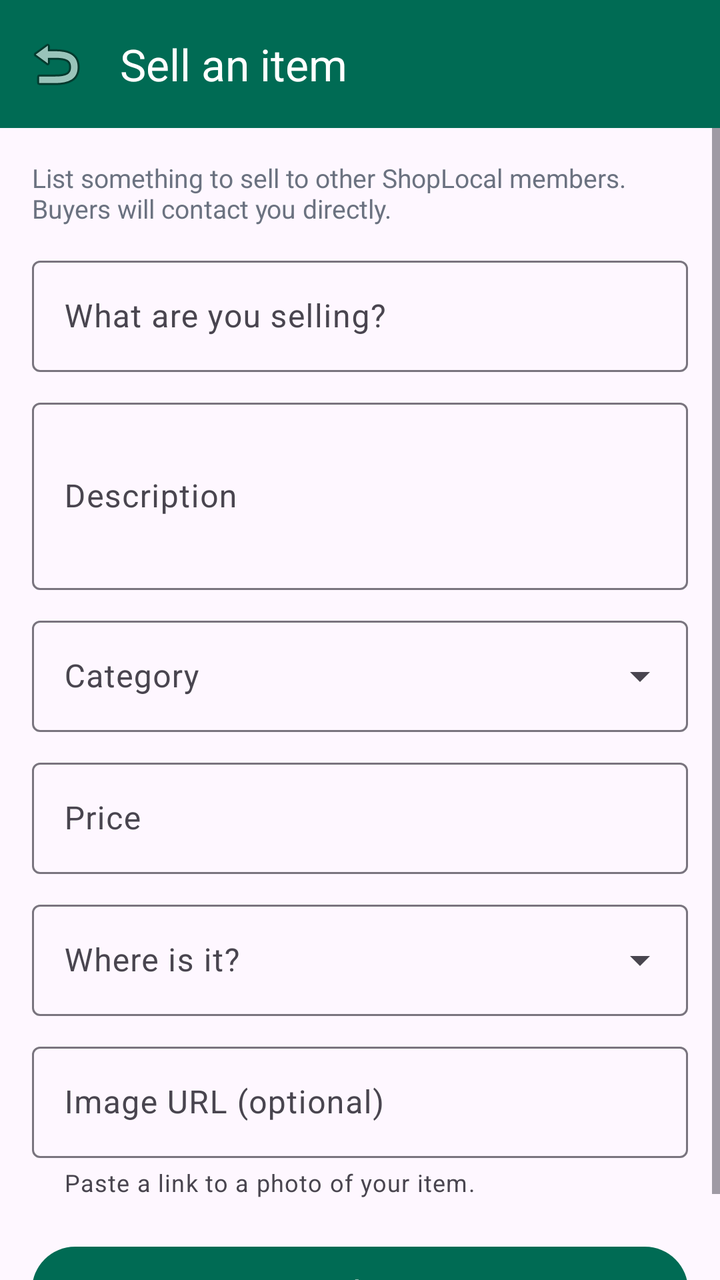
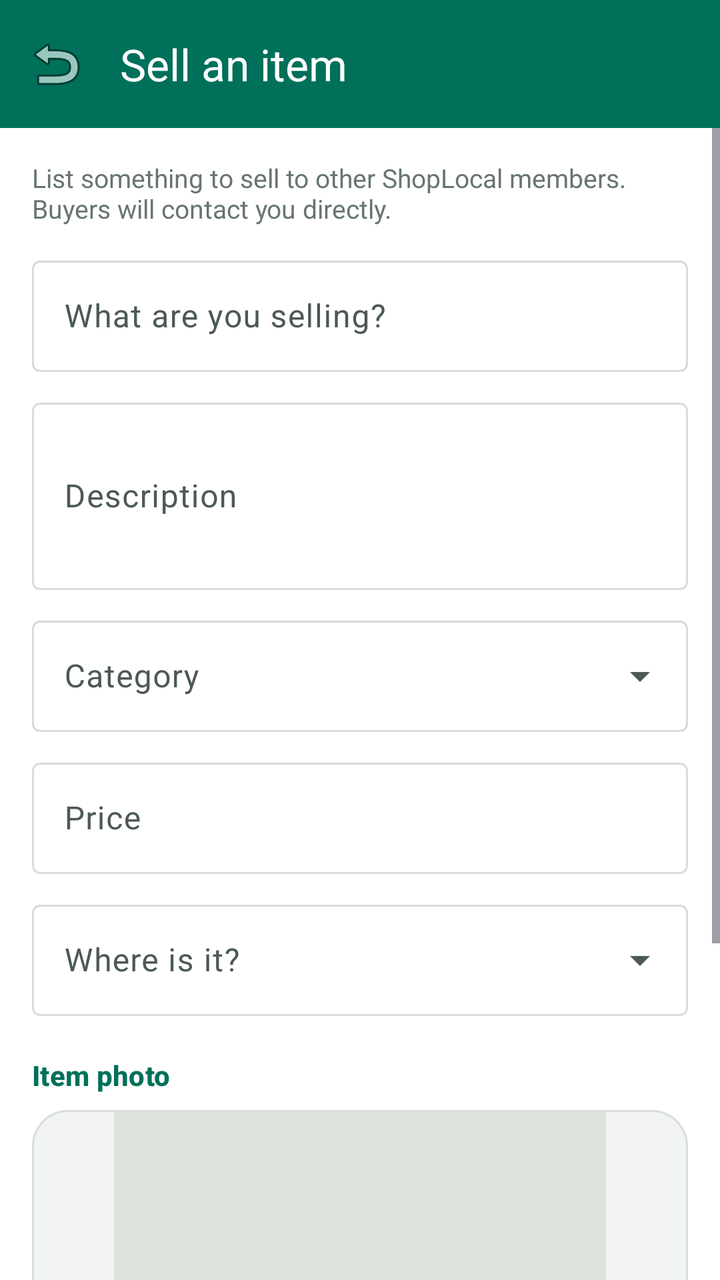

The first picture is an Android layout as it rendered before a commit; the second is the same layout after the commit. The layout source and the unified diff follow.
<!-- AndroidManifest.xml: application theme Theme.ShopLocal -->
<!-- res/layout/activity_sell.xml -->
<?xml version="1.0" encoding="utf-8"?>
<LinearLayout xmlns:android="http://schemas.android.com/apk/res/android"
    xmlns:app="http://schemas.android.com/apk/res-auto"
    android:layout_width="match_parent"
    android:layout_height="match_parent"
    android:orientation="vertical"
    android:background="?attr/colorSurface">

    <com.google.android.material.appbar.MaterialToolbar
        android:id="@+id/toolbar"
        android:layout_width="match_parent"
        android:layout_height="?attr/actionBarSize"
        android:background="@color/brand_green"
        app:navigationIcon="@android:drawable/ic_menu_revert"
        app:title="@string/sell_item"
        app:titleTextColor="@color/white" />

    <ScrollView
        android:layout_width="match_parent"
        android:layout_height="0dp"
        android:layout_weight="1">

        <LinearLayout
            android:layout_width="match_parent"
            android:layout_height="wrap_content"
            android:orientation="vertical"
            android:padding="16dp">

            <TextView
                android:layout_width="match_parent"
                android:layout_height="wrap_content"
                android:layout_marginBottom="12dp"
                android:text="@string/sell_intro"
                android:textColor="@color/grey_600"
                android:textSize="13sp" />

            <com.google.android.material.textfield.TextInputLayout
                android:layout_width="match_parent"
                android:layout_height="wrap_content"
                android:hint="@string/sell_title">
                <com.google.android.material.textfield.TextInputEditText
                    android:id="@+id/inputTitle"
                    android:layout_width="match_parent"
                    android:layout_height="wrap_content"
                    android:inputType="textCapSentences" />
            </com.google.android.material.textfield.TextInputLayout>

            <com.google.android.material.textfield.TextInputLayout
                android:layout_width="match_parent"
                android:layout_height="wrap_content"
                android:layout_marginTop="10dp"
                android:hint="@string/sell_description">
                <com.google.android.material.textfield.TextInputEditText
                    android:id="@+id/inputDescription"
                    android:layout_width="match_parent"
                    android:layout_height="wrap_content"
                    android:inputType="textMultiLine|textCapSentences"
                    android:minLines="3" />
            </com.google.android.material.textfield.TextInputLayout>

            <com.google.android.material.textfield.TextInputLayout
                android:layout_width="match_parent"
                android:layout_height="wrap_content"
                android:layout_marginTop="10dp"
                style="@style/Widget.Material3.TextInputLayout.OutlinedBox.ExposedDropdownMenu"
                android:hint="@string/sell_category">
                <AutoCompleteTextView
                    android:id="@+id/inputCategory"
                    android:layout_width="match_parent"
                    android:layout_height="wrap_content"
                    android:inputType="none" />
            </com.google.android.material.textfield.TextInputLayout>

            <com.google.android.material.textfield.TextInputLayout
                android:layout_width="match_parent"
                android:layout_height="wrap_content"
                android:layout_marginTop="10dp"
                app:prefixText="R "
                android:hint="@string/sell_price">
                <com.google.android.material.textfield.TextInputEditText
                    android:id="@+id/inputPrice"
                    android:layout_width="match_parent"
                    android:layout_height="wrap_content"
                    android:inputType="numberDecimal" />
            </com.google.android.material.textfield.TextInputLayout>

            <com.google.android.material.textfield.TextInputLayout
                android:layout_width="match_parent"
                android:layout_height="wrap_content"
                android:layout_marginTop="10dp"
                style="@style/Widget.Material3.TextInputLayout.OutlinedBox.ExposedDropdownMenu"
                android:hint="@string/sell_location">
                <AutoCompleteTextView
                    android:id="@+id/inputCity"
                    android:layout_width="match_parent"
                    android:layout_height="wrap_content"
                    android:inputType="none" />
            </com.google.android.material.textfield.TextInputLayout>

            <com.google.android.material.textfield.TextInputLayout
                android:layout_width="match_parent"
                android:layout_height="wrap_content"
                android:layout_marginTop="10dp"
                app:helperText="@string/sell_image_helper"
                android:hint="@string/sell_image">
                <com.google.android.material.textfield.TextInputEditText
                    android:id="@+id/inputImage"
                    android:layout_width="match_parent"
                    android:layout_height="wrap_content"
                    android:inputType="textUri" />
            </com.google.android.material.textfield.TextInputLayout>

            <TextView
                android:id="@+id/errorText"
                android:layout_width="match_parent"
                android:layout_height="wrap_content"
                android:layout_marginTop="10dp"
                android:textColor="@color/sale_red"
                android:visibility="gone" />

            <com.google.android.material.button.MaterialButton
                android:id="@+id/btnPost"
                android:layout_width="match_parent"
                android:layout_height="wrap_content"
                android:layout_marginTop="20dp"
                android:paddingVertical="12dp"
                android:text="@string/post_listing" />

            <ProgressBar
                android:id="@+id/progress"
                android:layout_width="wrap_content"
                android:layout_height="wrap_content"
                android:layout_gravity="center"
                android:layout_marginTop="12dp"
                android:visibility="gone" />
        </LinearLayout>
    </ScrollView>
</LinearLayout>
<!-- resources referenced by this layout -->
<resources>
  <color name="brand_green">#006B54</color>
  <color name="grey_600">#6B7280</color>
  <color name="sale_red">#C0392B</color>
  <string name="sell_image">Image URL (optional)</string>
  <string name="sell_image_helper">Paste a link to a photo of your item.</string>
  <style name="Theme.ShopLocal" parent="Theme.Material3.DayNight.NoActionBar">
          
          <item name="colorPrimary">@color/brand_green</item>
          <item name="colorPrimaryDark">@color/brand_green_dark</item>
          <item name="colorOnPrimary">@color/white</item>
          <item name="colorPrimaryContainer">@color/brand_green_light</item>
          <item name="colorOnPrimaryContainer">@color/brand_green_dark</item>
          <item name="colorSecondary">@color/brand_orange</item>
          <item name="colorOnSecondary">@color/white</item>
          <item name="colorSecondaryContainer">@color/brand_gold_light</item>
          <item name="colorOnSecondaryContainer">#5A4200</item>
          <item name="colorTertiary">@color/brand_gold</item>
  
          
          <item name="shapeAppearanceCornerSmall">@style/ShapeAppearance.ShopLocal.Small</item>
          <item name="shapeAppearanceCornerMedium">@style/ShapeAppearance.ShopLocal.Medium</item>
          <item name="shapeAppearanceCornerLarge">@style/ShapeAppearance.ShopLocal.Large</item>
  
          
          <item name="materialButtonStyle">@style/Widget.ShopLocal.Button</item>
  
          
          <item name="android:statusBarColor">@color/brand_green</item>
          <item name="android:navigationBarColor">?attr/colorSurface</item>
      </style>
  <color name="brand_green_light">#CDE9E0</color>
  <color name="brand_orange">#E87A1A</color>
  <color name="brand_gold_light">#FFE9B0</color>
  <color name="brand_gold">#FFB612</color>
  <style name="ShapeAppearance.ShopLocal.Small" parent="ShapeAppearance.Material3.Corner.Small">
          <item name="cornerSize">10dp</item>
      </style>
  <style name="ShapeAppearance.ShopLocal.Medium" parent="ShapeAppearance.Material3.Corner.Medium">
          <item name="cornerSize">18dp</item>
      </style>
  <style name="ShapeAppearance.ShopLocal.Large" parent="ShapeAppearance.Material3.Corner.Large">
          <item name="cornerSize">24dp</item>
      </style>
  <style name="Widget.ShopLocal.Button" parent="Widget.Material3.Button">
          <item name="cornerRadius">26dp</item>
          <item name="android:paddingTop">12dp</item>
          <item name="android:paddingBottom">12dp</item>
      </style>
  <!-- unchanged entries left out for length: 10 -->
</resources>

<!-- the commit's change to res/layout/activity_sell.xml (unified diff, before → after) -->
@@ -97,18 +97,61 @@
                     android:inputType="none" />
             </com.google.android.material.textfield.TextInputLayout>
 
-            <com.google.android.material.textfield.TextInputLayout
+            
+            <TextView style="@style/SettingsSection" android:text="@string/sell_photo" />
+
+            <com.google.android.material.card.MaterialCardView
                 android:layout_width="match_parent"
                 android:layout_height="wrap_content"
-                android:layout_marginTop="10dp"
-                app:helperText="@string/sell_image_helper"
-                android:hint="@string/sell_image">
-                <com.google.android.material.textfield.TextInputEditText
-                    android:id="@+id/inputImage"
+                app:cardCornerRadius="18dp"
+                app:cardElevation="0dp"
+                app:strokeColor="@color/app_outline"
+                app:strokeWidth="1dp">
+
+                <ImageView
+                    android:id="@+id/imagePreview"
                     android:layout_width="match_parent"
+                    android:layout_height="180dp"
+                    android:background="@color/grey_100"
+                    android:scaleType="centerCrop"
+                    android:contentDescription="@string/sell_photo"
+                    android:src="@drawable/ic_image_placeholder" />
+            </com.google.android.material.card.MaterialCardView>
+
+            <LinearLayout
+                android:layout_width="match_parent"
+                android:layout_height="wrap_content"
+                android:layout_marginTop="8dp"
+                android:orientation="horizontal">
+
+                <com.google.android.material.button.MaterialButton
+                    android:id="@+id/btnCamera"
+                    style="@style/Widget.Material3.Button.TonalButton"
+                    android:layout_width="0dp"
                     android:layout_height="wrap_content"
-                    android:inputType="textUri" />
-            </com.google.android.material.textfield.TextInputLayout>
+                    android:layout_marginEnd="6dp"
+                    android:layout_weight="1"
+                    app:icon="@android:drawable/ic_menu_camera"
+                    android:text="@string/take_photo" />
+
+                <com.google.android.material.button.MaterialButton
+                    android:id="@+id/btnGallery"
+                    style="@style/Widget.Material3.Button.TonalButton"
+                    android:layout_width="0dp"
+                    android:layout_height="wrap_content"
+                    android:layout_marginStart="6dp"
+                    android:layout_weight="1"
+                    app:icon="@android:drawable/ic_menu_gallery"
+                    android:text="@string/choose_gallery" />
+            </LinearLayout>
+
+            <ProgressBar
+                android:id="@+id/uploadProgress"
+                android:layout_width="wrap_content"
+                android:layout_height="wrap_content"
+                android:layout_gravity="center"
+                android:layout_marginTop="6dp"
+                android:visibility="gone" />
 
             <TextView
                 android:id="@+id/errorText"
<!-- resource entries referenced after the edit -->
@@ -1,10 +1,29 @@
 <!-- resources referenced by this layout -->
 <resources>
-  <color name="brand_green">#006B54</color>
-  <color name="grey_600">#6B7280</color>
-  <color name="sale_red">#C0392B</color>
-  <string name="sell_image">Image URL (optional)</string>
-  <string name="sell_image_helper">Paste a link to a photo of your item.</string>
+  <color name="app_outline">#D6DED7</color>
+  <color name="brand_green">#00705A</color>
+  <color name="grey_100">#F1F4F0</color>
+  <color name="grey_600">#67766D</color>
+  <color name="sale_red">#E23D49</color>
+  <!-- drawable ic_image_placeholder (drawable) -->
+  <vector xmlns:android="http://schemas.android.com/apk/res/android"
+      android:width="48dp" android:height="48dp"
+      android:viewportWidth="24" android:viewportHeight="24"
+      android:tint="@color/grey_300">
+      <path android:fillColor="@android:color/white"
+          android:pathData="M21,19V5c0,-1.1 -0.9,-2 -2,-2H5c-1.1,0 -2,0.9 -2,2v14c0,1.1 0.9,2 2,2h14c1.1,0 2,-0.9 2,-2zM8.5,13.5l2.5,3.01L14.5,12l4.5,6H5l3.5,-4.5z"/>
+  </vector>
+  <string name="choose_gallery">Gallery</string>
+  <string name="sell_photo">Item photo</string>
+  <string name="take_photo">Take photo</string>
+  <style name="SettingsSection" parent="TextAppearance.Material3.TitleSmall">
+          <item name="android:layout_width">wrap_content</item>
+          <item name="android:layout_height">wrap_content</item>
+          <item name="android:layout_marginTop">20dp</item>
+          <item name="android:layout_marginBottom">8dp</item>
+          <item name="android:textColor">@color/brand_green</item>
+          <item name="android:textStyle">bold</item>
+      </style>
   <style name="Theme.ShopLocal" parent="Theme.Material3.DayNight.NoActionBar">
           
           <item name="colorPrimary">@color/brand_green</item>
@@ -12,41 +31,62 @@
           <item name="colorOnPrimary">@color/white</item>
           <item name="colorPrimaryContainer">@color/brand_green_light</item>
           <item name="colorOnPrimaryContainer">@color/brand_green_dark</item>
-          <item name="colorSecondary">@color/brand_orange</item>
-          <item name="colorOnSecondary">@color/white</item>
+          <item name="colorSecondary">@color/brand_gold</item>
+          <item name="colorOnSecondary">@color/black</item>
           <item name="colorSecondaryContainer">@color/brand_gold_light</item>
           <item name="colorOnSecondaryContainer">#5A4200</item>
-          <item name="colorTertiary">@color/brand_gold</item>
+          <item name="colorTertiary">@color/brand_teal</item>
+  
+          
+          <item name="android:colorBackground">@color/app_background</item>
+          <item name="colorSurface">@color/app_surface</item>
+          <item name="colorOnSurface">@color/app_on_surface</item>
+          <item name="colorSurfaceVariant">@color/app_surface_variant</item>
+          <item name="colorOnSurfaceVariant">@color/app_on_surface_variant</item>
+          <item name="colorSurfaceContainer">@color/app_surface_container</item>
+          <item name="colorSurfaceContainerLow">@color/app_surface</item>
+          <item name="colorSurfaceContainerHigh">@color/app_surface_variant</item>
+          <item name="colorOutline">@color/app_outline</item>
+          <item name="colorOutlineVariant">@color/app_outline</item>
+          <item name="colorError">@color/sale_red</item>
   
           
           <item name="shapeAppearanceCornerSmall">@style/ShapeAppearance.ShopLocal.Small</item>
           <item name="shapeAppearanceCornerMedium">@style/ShapeAppearance.ShopLocal.Medium</item>
           <item name="shapeAppearanceCornerLarge">@style/ShapeAppearance.ShopLocal.Large</item>
-  
-          
           <item name="materialButtonStyle">@style/Widget.ShopLocal.Button</item>
   
           
-          <item name="android:statusBarColor">@color/brand_green</item>
-          <item name="android:navigationBarColor">?attr/colorSurface</item>
+          <item name="android:statusBarColor">@color/brand_green_dark</item>
+          <item name="android:navigationBarColor">@color/app_background</item>
+          <item name="android:windowLightStatusBar">false</item>
       </style>
-  <color name="brand_green_light">#CDE9E0</color>
-  <color name="brand_orange">#E87A1A</color>
-  <color name="brand_gold_light">#FFE9B0</color>
-  <color name="brand_gold">#FFB612</color>
+  <color name="grey_300">#DCE3DD</color>
+  <color name="brand_green_light">#CFEDE4</color>
+  <color name="brand_gold_light">#FFE7B3</color>
+  <color name="brand_teal">#12A58A</color>
+  <color name="app_background">#F6F8F5</color>
+  <color name="app_surface">#FFFFFF</color>
+  <color name="app_on_surface">#141A17</color>
+  <color name="app_surface_variant">#EDF1EC</color>
+  <color name="app_on_surface_variant">#4C5A51</color>
+  <color name="app_surface_container">#F2F5F0</color>
+  <color name="brand_gold">#F5A524</color>
+  <color name="black">#141A17</color>
   <style name="ShapeAppearance.ShopLocal.Small" parent="ShapeAppearance.Material3.Corner.Small">
-          <item name="cornerSize">10dp</item>
+          <item name="cornerSize">12dp</item>
       </style>
   <style name="ShapeAppearance.ShopLocal.Medium" parent="ShapeAppearance.Material3.Corner.Medium">
-          <item name="cornerSize">18dp</item>
+          <item name="cornerSize">20dp</item>
       </style>
   <style name="ShapeAppearance.ShopLocal.Large" parent="ShapeAppearance.Material3.Corner.Large">
-          <item name="cornerSize">24dp</item>
+          <item name="cornerSize">28dp</item>
       </style>
   <style name="Widget.ShopLocal.Button" parent="Widget.Material3.Button">
           <item name="cornerRadius">26dp</item>
-          <item name="android:paddingTop">12dp</item>
-          <item name="android:paddingBottom">12dp</item>
+          <item name="android:paddingTop">13dp</item>
+          <item name="android:paddingBottom">13dp</item>
+          <item name="android:letterSpacing">0.01</item>
       </style>
   <!-- unchanged entries left out for length: 10 -->
 </resources>
